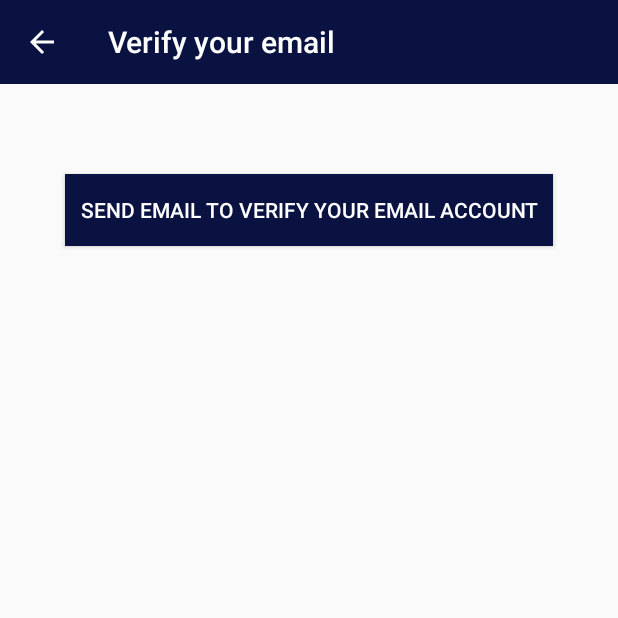
After one commit to YBTaro/Social-Network, an Android app: the VerifyEmailActivity screen opened directly, with no data from a screen before it, on a phone screen of 412 x 824 dp, the top half of it. The commit adds this screen. Run offline under Robolectric (Android 15) with nearby library versions, the phone set to English and light mode, and no system bars; our stand-ins replace Firebase (no records; nobody signed in at launch, a user with empty details on screens opened directly).

Commit message:
Verify email address

```diff
--- a/app/src/main/java/com/example/socialnetwork/MainActivity.java
+++ b/app/src/main/java/com/example/socialnetwork/MainActivity.java
@@ -264,6 +264,11 @@ public class MainActivity extends AppCompatActivity {
             intent.addFlags(Intent.FLAG_ACTIVITY_NEW_TASK | Intent.FLAG_ACTIVITY_CLEAR_TASK);
             startActivity(intent);
             finish();
+        }else if(!mAuth.getCurrentUser().isEmailVerified()){
+            Intent intent = new Intent(MainActivity.this, VerifyEmailActivity.class);
+            intent.addFlags(Intent.FLAG_ACTIVITY_NEW_TASK | Intent.FLAG_ACTIVITY_CLEAR_TASK);
+            startActivity(intent);
+            finish();
         }else{ //使用者有登入，確認是否已經有profile
             final String user_id = mAuth.getCurrentUser().getUid();
             user_ref.addValueEventListener(new ValueEventListener() {
@@ -286,6 +291,7 @@ public class MainActivity extends AppCompatActivity {
 
         firebaseRecyclerAdapter.startListening();
         firebaseRecyclerAdapter.notifyDataSetChanged(); // 可以解決返回頁面時出現的錯誤
+//        Toast.makeText(this, String.valueOf(!mAuth.getCurrentUser().isEmailVerified()), Toast.LENGTH_SHORT).show();
 
 
 
--- /dev/null
+++ b/app/src/main/java/com/example/socialnetwork/VerifyEmailActivity.java
@@ -0,0 +1,70 @@
+package com.example.socialnetwork;
+
+import androidx.annotation.NonNull;
+import androidx.appcompat.app.AppCompatActivity;
+import androidx.appcompat.widget.Toolbar;
+
+import android.content.Intent;
+import android.os.Bundle;
+import android.view.MenuItem;
+import android.view.View;
+import android.widget.Button;
+import android.widget.Toast;
+
+import com.google.android.gms.tasks.OnCompleteListener;
+import com.google.android.gms.tasks.Task;
+import com.google.firebase.auth.FirebaseAuth;
+import com.google.firebase.auth.FirebaseUser;
+
+public class VerifyEmailActivity extends AppCompatActivity {
+    private Toolbar toolbar;
+    private Button verify_email_btn;
+    private FirebaseAuth mAuth;
+    @Override
+    protected void onCreate(Bundle savedInstanceState) {
+        super.onCreate(savedInstanceState);
+        setContentView(R.layout.activity_verify_email);
+        initViews();
+        verify_email_btn.setOnClickListener(new View.OnClickListener() {
+            @Override
+            public void onClick(View v) {
+                FirebaseUser user = mAuth.getCurrentUser();
+                if(user!= null){
+                    user.sendEmailVerification().addOnCompleteListener(new OnCompleteListener<Void>() {
+                        @Override
+                        public void onComplete(@NonNull Task<Void> task) {
+                            if(task.isSuccessful()){
+                                Toast.makeText(VerifyEmailActivity.this, "Please check your email address to verify your account.", Toast.LENGTH_SHORT).show();
+                                mAuth.signOut();
+                                Intent intent = new Intent(VerifyEmailActivity.this, LoginActivity.class);
+                                intent.addFlags(Intent.FLAG_ACTIVITY_CLEAR_TASK | Intent.FLAG_ACTIVITY_NEW_TASK);
+                                startActivity(intent);
+                                finish();
+                            }else{
+                                Toast.makeText(VerifyEmailActivity.this, task.getException().getMessage(), Toast.LENGTH_SHORT).show();
+                            }
+                        }
+                    });
+                }
+            }
+        });
+    }
+
+    private void initViews(){
+        toolbar = findViewById(R.id.verify_email_appbar);
+        setSupportActionBar(toolbar);
+        getSupportActionBar().setTitle("Verify your email");
+        getSupportActionBar().setDisplayHomeAsUpEnabled(true);
+        getSupportActionBar().setDisplayShowHomeEnabled(true);
+        verify_email_btn = findViewById(R.id.verify_email_btn);
+        mAuth = FirebaseAuth.getInstance();
+    }
+
+    @Override
+    public boolean onOptionsItemSelected(@NonNull MenuItem item) {
+        if(item.getItemId() == android.R.id.home){
+            onBackPressed();
+        }
+        return super.onOptionsItemSelected(item);
+    }
+}
--- /dev/null
+++ b/app/src/main/res/layout/activity_verify_email.xml
@@ -0,0 +1,30 @@
+<?xml version="1.0" encoding="utf-8"?>
+<androidx.constraintlayout.widget.ConstraintLayout xmlns:android="http://schemas.android.com/apk/res/android"
+    xmlns:app="http://schemas.android.com/apk/res-auto"
+    xmlns:tools="http://schemas.android.com/tools"
+    android:layout_width="match_parent"
+    android:layout_height="match_parent"
+    tools:context=".VerifyEmailActivity">
+
+    <include
+        android:id="@+id/verify_email_appbar"
+        layout="@layout/app_bar_layout"
+        app:layout_constraintEnd_toEndOf="parent"
+        app:layout_constraintStart_toStartOf="parent"
+        app:layout_constraintTop_toTopOf="parent" />
+
+    <Button
+        android:id="@+id/verify_email_btn"
+        android:layout_width="wrap_content"
+        android:layout_height="wrap_content"
+        android:layout_marginTop="60dp"
+        android:textColor="#ffffff"
+        android:padding="10dp"
+        android:background="@color/colorPrimaryDark"
+        android:text="Send email to verify your email account"
+        app:layout_constraintEnd_toEndOf="parent"
+        app:layout_constraintStart_toStartOf="parent"
+        app:layout_constraintTop_toBottomOf="@+id/verify_email_appbar" />
+
+
+</androidx.constraintlayout.widget.ConstraintLayout>
```
Also changed, not shown: app/src/main/AndroidManifest.xml (+7 -0 lines).
